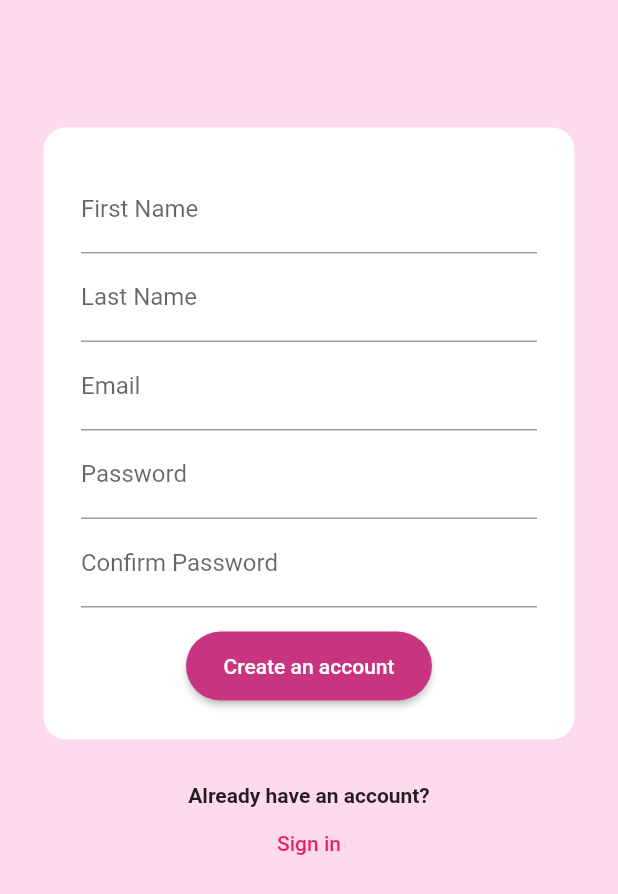
After one commit to iRaySpace/salon_app, a Flutter app: the SignupView screen opened directly, on a phone screen of 412 x 824 dp. The commit adds this screen. Shown: the top 894 px of the screen. Run offline on Flutter 3.47's test engine with Material 2 defaults, Android fonts, the phone set to English and light mode, and no system bars.

Commit message:
feat: signup and signin

```diff
--- a/lib/app/pages/profile/widgets/app_elevated_button.dart
+++ b/lib/app/pages/profile/widgets/app_elevated_button.dart
@@ -15,7 +15,10 @@ class AppElevatedButton extends StatelessWidget {
     return ElevatedButton(
       style: ElevatedButton.styleFrom(
         backgroundColor: const Color(0xFFC93480),
-        padding: const EdgeInsets.all(25.0),
+        padding: const EdgeInsets.symmetric(
+          vertical: 15.0,
+          horizontal: 25.0,
+        ),
         shape: RoundedRectangleBorder(
           borderRadius: BorderRadius.circular(25.0),
         ),
--- /dev/null
+++ b/lib/app/pages/signup/signup_view.dart
@@ -0,0 +1,95 @@
+import 'package:flutter/material.dart';
+import 'package:salon_app/app/pages/profile/widgets/app_elevated_button.dart';
+
+class SignupView extends StatefulWidget {
+  const SignupView({super.key});
+
+  @override
+  State<SignupView> createState() => _SignupViewState();
+}
+
+class _SignupViewState extends State<SignupView> {
+  @override
+  Widget build(BuildContext context) {
+    return Scaffold(
+      body: Container(
+        width: double.infinity,
+        height: double.infinity,
+        color: const Color(0xFFFFD9ED),
+        child: SafeArea(
+          child: SingleChildScrollView(
+            child: Padding(
+              padding: const EdgeInsets.all(25.0),
+              child: Column(
+                crossAxisAlignment: CrossAxisAlignment.stretch,
+                children: [
+                  const SizedBox(height: 56.0),
+                  Card(
+                    elevation: 0,
+                    shape: RoundedRectangleBorder(
+                      borderRadius: BorderRadius.circular(15.0),
+                    ),
+                    child: Container(
+                      padding: const EdgeInsets.all(25.0),
+                      child: Column(
+                        children: [
+                          TextFormField(
+                            decoration: const InputDecoration(
+                              border: UnderlineInputBorder(),
+                              labelText: 'First Name',
+                            ),
+                          ),
+                          TextFormField(
+                            decoration: const InputDecoration(
+                              border: UnderlineInputBorder(),
+                              labelText: 'Last Name',
+                            ),
+                          ),
+                          TextFormField(
+                            decoration: const InputDecoration(
+                              border: UnderlineInputBorder(),
+                              labelText: 'Email',
+                            ),
+                          ),
+                          TextFormField(
+                            obscureText: true,
+                            decoration: const InputDecoration(
+                              border: UnderlineInputBorder(),
+                              labelText: 'Password',
+                            ),
+                          ),
+                          TextFormField(
+                            obscureText: true,
+                            decoration: const InputDecoration(
+                              border: UnderlineInputBorder(),
+                              labelText: 'Confirm Password',
+                            ),
+                          ),
+                          SizedBox(height: 15.0),
+                          AppElevatedButton(
+                            onPressed: () {},
+                            child: Text('Create an account'),
+                          ),
+                        ],
+                      ),
+                    ),
+                  ),
+                  const SizedBox(height: 25.0),
+                  const Text(
+                    'Already have an account?',
+                    textAlign: TextAlign.center,
+                    style: TextStyle(fontWeight: FontWeight.bold),
+                  ),
+                  TextButton(
+                    onPressed: () {},
+                    child: Text('Sign in'),
+                  ),
+                ],
+              ),
+            ),
+          ),
+        ),
+      ),
+    );
+  }
+}
```
Also changed, not shown: lib/app/pages/signin/signin_view.dart (added, +80 -0 lines).
